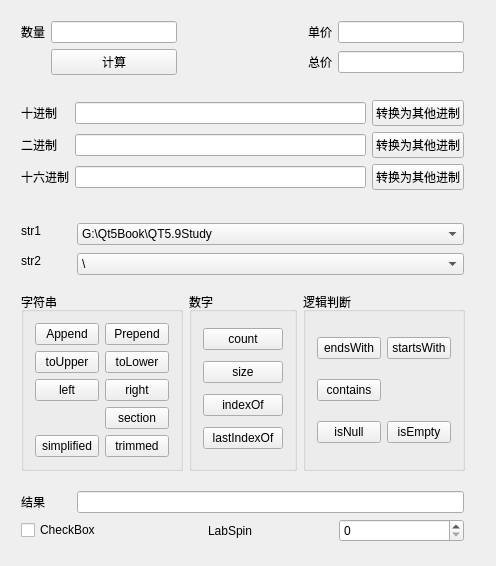
Qt form stream_in_out/widget.ui (wangxiufeng1104/qt_59) before a commit.
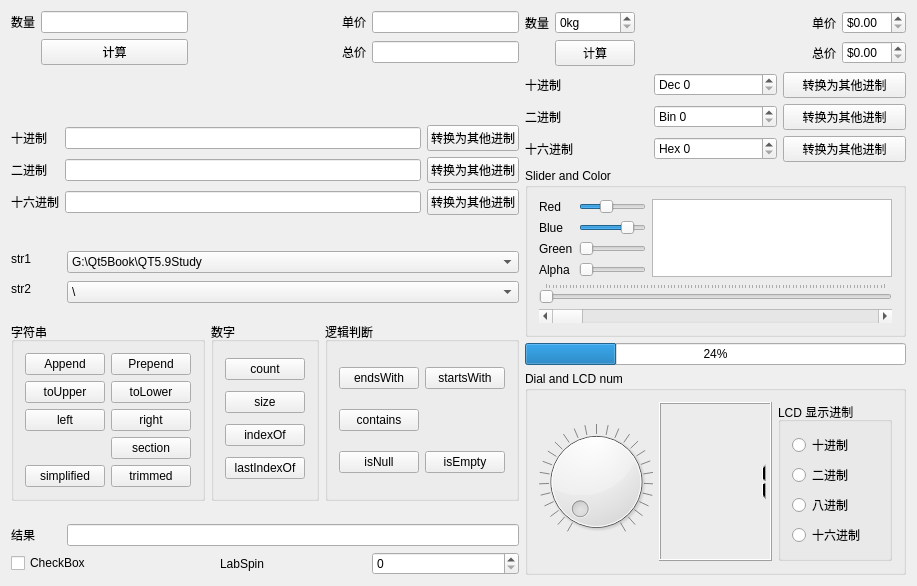
The same form after that commit.

```diff
--- a/stream_in_out/widget.ui
+++ b/stream_in_out/widget.ui
@@ -6,22 +6,17 @@
    <rect>
     <x>0</x>
     <y>0</y>
-    <width>496</width>
+    <width>917</width>
     <height>566</height>
    </rect>
   </property>
   <property name="windowTitle">
    <string>Widget</string>
   </property>
-  <widget class="QWidget" name="">
-   <property name="geometry">
-    <rect>
-     <x>10</x>
-     <y>10</y>
-     <width>465</width>
-     <height>543</height>
-    </rect>
-   </property>
+  <layout class="QGridLayout" name="gridLayout_12">
+   <item row="0" column="0">
+    <layout class="QHBoxLayout" name="horizontalLayout_2">
+     <item>
    <layout class="QVBoxLayout" name="verticalLayout_3">
     <item>
      <layout class="QVBoxLayout" name="verticalLayout">
@@ -466,7 +461,373 @@
      </layout>
     </item>
    </layout>
-  </widget>
+     </item>
+     <item>
+      <layout class="QVBoxLayout" name="verticalLayout_5">
+       <item>
+        <layout class="QVBoxLayout" name="verticalLayout_4">
+         <item>
+          <layout class="QGridLayout" name="gridLayout_8">
+           <item row="0" column="0">
+            <widget class="QLabel" name="label_11">
+             <property name="text">
+              <string>数量</string>
+             </property>
+            </widget>
+           </item>
+           <item row="0" column="1">
+            <widget class="QSpinBox" name="spinBox_2">
+             <property name="suffix">
+              <string>kg</string>
+             </property>
+            </widget>
+           </item>
+           <item row="0" column="3">
+            <widget class="QLabel" name="label_12">
+             <property name="text">
+              <string>单价</string>
+             </property>
+            </widget>
+           </item>
+           <item row="0" column="4">
+            <widget class="QDoubleSpinBox" name="doubleSpinBox">
+             <property name="prefix">
+              <string>$</string>
+             </property>
+            </widget>
+           </item>
+           <item row="1" column="1">
+            <widget class="QPushButton" name="btnCalculate_2">
+             <property name="text">
+              <string>计算</string>
+             </property>
+            </widget>
+           </item>
+           <item row="1" column="2">
+            <spacer name="horizontalSpacer_2">
+             <property name="orientation">
+              <enum>Qt::Horizontal</enum>
+             </property>
+             <property name="sizeHint" stdset="0">
+              <size>
+               <width>40</width>
+               <height>20</height>
+              </size>
+             </property>
+            </spacer>
+           </item>
+           <item row="1" column="3">
+            <widget class="QLabel" name="label_13">
+             <property name="text">
+              <string>总价</string>
+             </property>
+            </widget>
+           </item>
+           <item row="1" column="4">
+            <widget class="QDoubleSpinBox" name="doubleSpinBox_2">
+             <property name="prefix">
+              <string>$</string>
+             </property>
+            </widget>
+           </item>
+          </layout>
+         </item>
+         <item>
+          <spacer name="verticalSpacer_5">
+           <property name="orientation">
+            <enum>Qt::Vertical</enum>
+           </property>
+           <property name="sizeHint" stdset="0">
+            <size>
+             <width>20</width>
+             <height>28</height>
+            </size>
+           </property>
+          </spacer>
+         </item>
+         <item>
+          <layout class="QGridLayout" name="gridLayout_9">
+           <item row="1" column="0">
+            <widget class="QLabel" name="label_14">
+             <property name="text">
+              <string>二进制</string>
+             </property>
+            </widget>
+           </item>
+           <item row="2" column="2">
+            <widget class="QPushButton" name="btnHex_2">
+             <property name="text">
+              <string>转换为其他进制</string>
+             </property>
+            </widget>
+           </item>
+           <item row="0" column="2">
+            <widget class="QPushButton" name="btnDecimal_2">
+             <property name="text">
+              <string>转换为其他进制</string>
+             </property>
+            </widget>
+           </item>
+           <item row="1" column="1">
+            <widget class="QSpinBox" name="spinBox_4">
+             <property name="prefix">
+              <string>Bin </string>
+             </property>
+             <property name="displayIntegerBase">
+              <number>2</number>
+             </property>
+            </widget>
+           </item>
+           <item row="2" column="0">
+            <widget class="QLabel" name="label_16">
+             <property name="text">
+              <string>十六进制</string>
+             </property>
+            </widget>
+           </item>
+           <item row="2" column="1">
+            <widget class="QSpinBox" name="spinBox_5">
+             <property name="prefix">
+              <string>Hex </string>
+             </property>
+             <property name="displayIntegerBase">
+              <number>16</number>
+             </property>
+            </widget>
+           </item>
+           <item row="0" column="0">
+            <widget class="QLabel" name="label_15">
+             <property name="text">
+              <string>十进制</string>
+             </property>
+            </widget>
+           </item>
+           <item row="1" column="2">
+            <widget class="QPushButton" name="btnBinary_2">
+             <property name="text">
+              <string>转换为其他进制</string>
+             </property>
+            </widget>
+           </item>
+           <item row="0" column="1">
+            <widget class="QSpinBox" name="spinBox_3">
+             <property name="prefix">
+              <string>Dec </string>
+             </property>
+            </widget>
+           </item>
+          </layout>
+         </item>
+        </layout>
+       </item>
+       <item>
+        <widget class="QGroupBox" name="groupBox_4">
+         <property name="title">
+          <string>Slider and Color</string>
+         </property>
+         <layout class="QGridLayout" name="gridLayout_13">
+          <item row="1" column="0">
+           <widget class="QLabel" name="label_18">
+            <property name="text">
+             <string>Blue</string>
+            </property>
+           </widget>
+          </item>
+          <item row="3" column="1">
+           <widget class="QSlider" name="sliderAlpha">
+            <property name="maximum">
+             <number>155</number>
+            </property>
+            <property name="orientation">
+             <enum>Qt::Horizontal</enum>
+            </property>
+           </widget>
+          </item>
+          <item row="0" column="2" rowspan="4">
+           <widget class="QTextEdit" name="textColor"/>
+          </item>
+          <item row="2" column="1">
+           <widget class="QSlider" name="sliderGreen">
+            <property name="maximum">
+             <number>255</number>
+            </property>
+            <property name="orientation">
+             <enum>Qt::Horizontal</enum>
+            </property>
+           </widget>
+          </item>
+          <item row="6" column="0" colspan="3">
+           <widget class="QSlider" name="sliderRed_2">
+            <property name="maximum">
+             <number>100</number>
+            </property>
+            <property name="orientation">
+             <enum>Qt::Horizontal</enum>
+            </property>
+            <property name="tickPosition">
+             <enum>QSlider::TicksAbove</enum>
+            </property>
+           </widget>
+          </item>
+          <item row="2" column="0">
+           <widget class="QLabel" name="label_19">
+            <property name="text">
+             <string>Green</string>
+            </property>
+           </widget>
+          </item>
+          <item row="0" column="1">
+           <widget class="QSlider" name="sliderRed">
+            <property name="maximum">
+             <number>255</number>
+            </property>
+            <property name="value">
+             <number>100</number>
+            </property>
+            <property name="orientation">
+             <enum>Qt::Horizontal</enum>
+            </property>
+           </widget>
+          </item>
+          <item row="3" column="0">
+           <widget class="QLabel" name="label_20">
+            <property name="text">
+             <string>Alpha</string>
+            </property>
+           </widget>
+          </item>
+          <item row="7" column="0" colspan="3">
+           <widget class="QScrollBar" name="horizontalScrollBar">
+            <property name="maximum">
+             <number>100</number>
+            </property>
+            <property name="orientation">
+             <enum>Qt::Horizontal</enum>
+            </property>
+           </widget>
+          </item>
+          <item row="0" column="0">
+           <widget class="QLabel" name="label_17">
+            <property name="text">
+             <string>Red</string>
+            </property>
+           </widget>
+          </item>
+          <item row="1" column="1">
+           <widget class="QSlider" name="sliderBlue">
+            <property name="maximum">
+             <number>255</number>
+            </property>
+            <property name="value">
+             <number>200</number>
+            </property>
+            <property name="orientation">
+             <enum>Qt::Horizontal</enum>
+            </property>
+           </widget>
+          </item>
+         </layout>
+        </widget>
+       </item>
+       <item>
+        <widget class="QProgressBar" name="progressBar">
+         <property name="maximum">
+          <number>100</number>
+         </property>
+         <property name="value">
+          <number>24</number>
+         </property>
+        </widget>
+       </item>
+       <item>
+        <widget class="QGroupBox" name="groupBox_5">
+         <property name="title">
+          <string>Dial and LCD num</string>
+         </property>
+         <layout class="QGridLayout" name="gridLayout_11">
+          <item row="0" column="0">
+           <widget class="QDial" name="dial">
+            <property name="maximum">
+             <number>255</number>
+            </property>
+            <property name="sliderPosition">
+             <number>0</number>
+            </property>
+            <property name="tracking">
+             <bool>true</bool>
+            </property>
+            <property name="orientation">
+             <enum>Qt::Horizontal</enum>
+            </property>
+            <property name="invertedAppearance">
+             <bool>false</bool>
+            </property>
+            <property name="invertedControls">
+             <bool>false</bool>
+            </property>
+            <property name="wrapping">
+             <bool>false</bool>
+            </property>
+            <property name="notchTarget">
+             <double>10.000000000000000</double>
+            </property>
+            <property name="notchesVisible">
+             <bool>true</bool>
+            </property>
+           </widget>
+          </item>
+          <item row="0" column="1">
+           <widget class="QLCDNumber" name="lcdNumber">
+            <property name="value" stdset="0">
+             <double>1.000000000000000</double>
+            </property>
+           </widget>
+          </item>
+          <item row="0" column="2">
+           <widget class="QGroupBox" name="groupBox_6">
+            <property name="title">
+             <string>LCD 显示进制</string>
+            </property>
+            <layout class="QGridLayout" name="gridLayout_10">
+             <item row="0" column="0">
+              <widget class="QRadioButton" name="radioButton">
+               <property name="text">
+                <string>十进制</string>
+               </property>
+              </widget>
+             </item>
+             <item row="1" column="0">
+              <widget class="QRadioButton" name="radioButton_2">
+               <property name="text">
+                <string>二进制</string>
+               </property>
+              </widget>
+             </item>
+             <item row="2" column="0">
+              <widget class="QRadioButton" name="radioButton_4">
+               <property name="text">
+                <string>八进制</string>
+               </property>
+              </widget>
+             </item>
+             <item row="3" column="0">
+              <widget class="QRadioButton" name="radioButton_3">
+               <property name="text">
+                <string>十六进制</string>
+               </property>
+              </widget>
+             </item>
+            </layout>
+           </widget>
+          </item>
+         </layout>
+        </widget>
+       </item>
+      </layout>
+     </item>
+    </layout>
+   </item>
+  </layout>
  </widget>
  <layoutdefault spacing="6" margin="11"/>
  <resources/>
```
Lines whose indentation alone changed are shown as unchanged.
